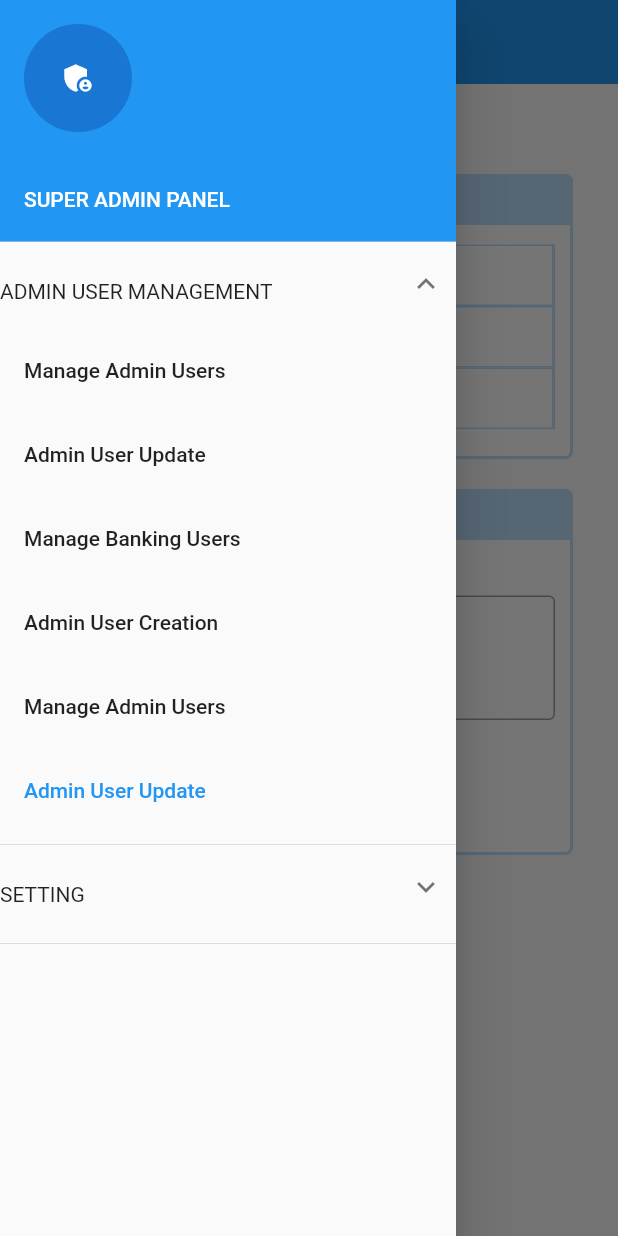
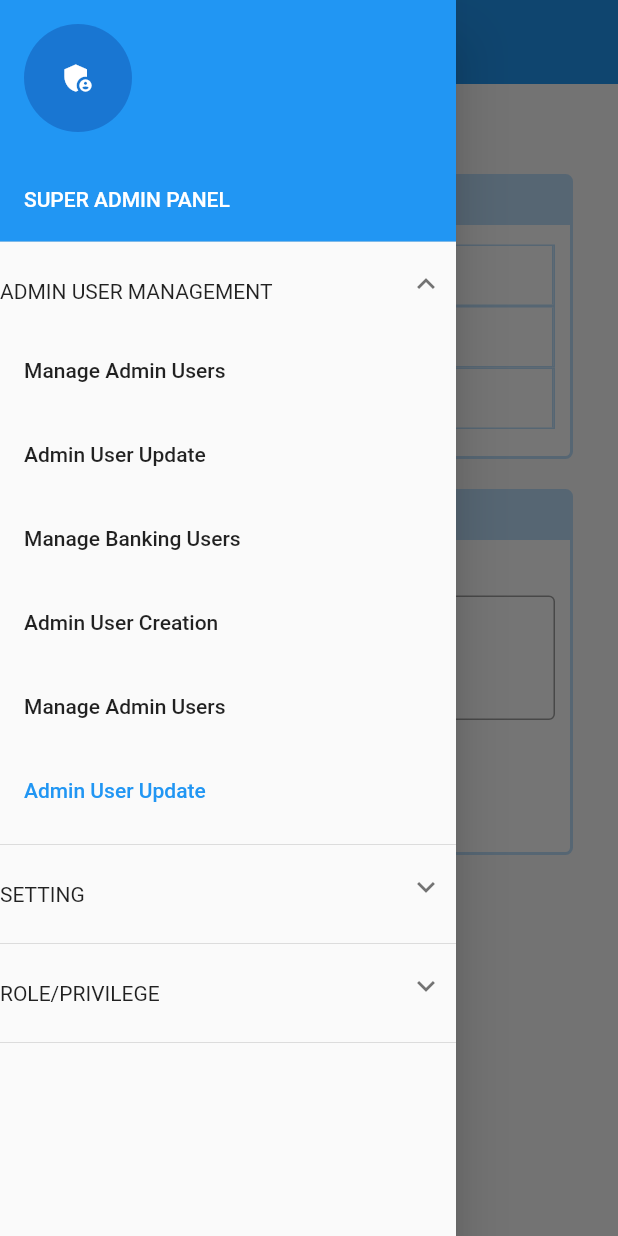
Before and after one commit to Avishka-Rathnavibhushana/Internet-Bank--Super-Admin-Panel, a Flutter app: the AdminUserApprovalPage screen opened by its route, with the side drawer open, on a phone screen of 412 x 824 dp. Run offline on Flutter 3.47's test engine with Material 2 defaults, Android fonts, the light colour scheme and no system bars; drawn by our look-alikes of expandable; our stand-ins replace responsive_framework; missing offline and left inert: adaptivex, dart:html, responsive_table.

Commit message:
Add role pages

```diff
--- a/superadminpanel/lib/constants/PageTitles.dart
+++ b/superadminpanel/lib/constants/PageTitles.dart
@@ -20,4 +20,11 @@ class PageTitles {
   static const String configureAccountType = 'Configure Account Type';
   static const String manageAccountType = 'Manage Account Type';
   static const String schedularNotifier = 'Schedular Notifier';
+
+  //Role
+  static const String roleUpperCase = 'ROLE/PRIVILEGE';
+  static const String manageRoles = 'Manage Roles';
+  static const String editRoles = 'Edit Roles';
+  static const String viewPrivileges = 'View Privileges';
+  static const String createPrivileges = 'Create Privileges';
 }
--- a/superadminpanel/lib/constants/RouteNames.dart
+++ b/superadminpanel/lib/constants/RouteNames.dart
@@ -19,4 +19,10 @@ class RouteNames {
   static const String configureAccountType = '/configureAccountType';
   static const String manageAccountType = '/manageAccountType';
   static const String schedularNotifier = '/schedularNotifier';
+
+  //Role
+  static const String manageRoles = 'manageRoles';
+  static const String editRoles = 'manageRoles/editRoles';
+  static const String viewPrivileges = 'viewPrivileges';
+  static const String createPrivileges = 'createPrivileges';
 }
--- a/superadminpanel/lib/widgets/MainForm/MainForm.dart
+++ b/superadminpanel/lib/widgets/MainForm/MainForm.dart
@@ -96,6 +96,7 @@ class MainForm extends StatelessWidget {
                           ? Container(
                               padding: const EdgeInsets.only(bottom: 8, top: 3),
                               child: TextField(
+                                controller: item[2],
                                 maxLines: 1,
                                 decoration: InputDecoration(
                                   isDense: true,
@@ -164,6 +165,7 @@ class MainForm extends StatelessWidget {
                                               padding: const EdgeInsets.only(
                                                   bottom: 8, top: 3),
                                               child: TextField(
+                                                controller: item[2],
                                                 maxLines: item[3],
                                                 decoration: InputDecoration(
                                                   isDense: true,
--- a/superadminpanel/lib/widgets/dashboard/app_drawer.dart
+++ b/superadminpanel/lib/widgets/dashboard/app_drawer.dart
@@ -26,6 +26,9 @@ class _AppDrawerState extends State<AppDrawer> with RouteAware {
       ExpandableController(initialExpanded: false);
 
   final ExpandableController settingExpandableController =
+      ExpandableController(initialExpanded: false);
+
+  final ExpandableController roleExpandableController =
       ExpandableController(initialExpanded: false);
 
   @override
@@ -73,6 +76,12 @@ class _AppDrawerState extends State<AppDrawer> with RouteAware {
         _selectedRoute == RouteNames.manageAccountType ||
         _selectedRoute == RouteNames.schedularNotifier) {
       settingExpandableController.expanded = true;
+    }
+    else if (_selectedRoute == RouteNames.manageRoles ||
+        _selectedRoute == RouteNames.editRoles ||
+        _selectedRoute == RouteNames.viewPrivileges ||
+        _selectedRoute == RouteNames.createPrivileges) {
+      roleExpandableController.expanded = true;
     }
     return Drawer(
       child: Row(
@@ -261,6 +270,61 @@ class _AppDrawerState extends State<AppDrawer> with RouteAware {
                   collapsed: Container(),
                 ),
                 const Divider(),
+                ExpandablePanel(
+                  controller: roleExpandableController,
+                  header: Container(
+                    height: 50,
+                    child: Row(
+                      crossAxisAlignment: CrossAxisAlignment.center,
+                      mainAxisAlignment: MainAxisAlignment.start,
+                      children: [
+                        Center(child: const Text(PageTitles.roleUpperCase)),
+                      ],
+                    ),
+                  ),
+                  expanded: Column(
+                    crossAxisAlignment: CrossAxisAlignment.start,
+                    mainAxisAlignment: MainAxisAlignment.center,
+                    children: [
+                      ListTile(
+                        title: const Text(PageTitles.manageRoles),
+                        onTap: () async {
+                          await Utils.navigateTo(
+                              context,
+                              RouteNames.manageRoles,
+                              widget.permanentlyDisplay);
+                          settingExpandableController.expanded = true;
+                        },
+                        selected: _selectedRoute == RouteNames.manageRoles,
+                      ),
+                      ListTile(
+                        title: const Text(PageTitles.viewPrivileges),
+                        onTap: () async {
+                          await Utils.navigateTo(
+                              context,
+                              RouteNames.viewPrivileges,
+                              widget.permanentlyDisplay);
+                          settingExpandableController.expanded = true;
+                        },
+                        selected: _selectedRoute == RouteNames.viewPrivileges,
+                      ),
+                      ListTile(
+                        title: const Text(PageTitles.createPrivileges),
+                        onTap: () async {
+                          await Utils.navigateTo(
+                              context,
+                              RouteNames.createPrivileges,
+                              widget.permanentlyDisplay);
+                          settingExpandableController.expanded = true;
+                        },
+                        selected: _selectedRoute == RouteNames.createPrivileges,
+                      ),
+
+                    ],
+                  ),
+                  collapsed: Container(),
+                ),
+                const Divider(),
               ],
             ),
           ),
```
Also changed, not shown: superadminpanel/lib/main.dart (+9 -0 lines), superadminpanel/lib/pages/Role/Create Privilage/CreatePrivilagePage.dart (added, +106 -0 lines), superadminpanel/lib/pages/Role/Manage Roles/EditRolesPage.dart (added, +71 -0 lines), superadminpanel/lib/pages/Role/Manage Roles/ManageRolesPage copy.dart (added, +180 -0 lines), superadminpanel/lib/pages/Role/View Privilege/ViewPrivilegesPage.dart (added, +68 -0 lines).
